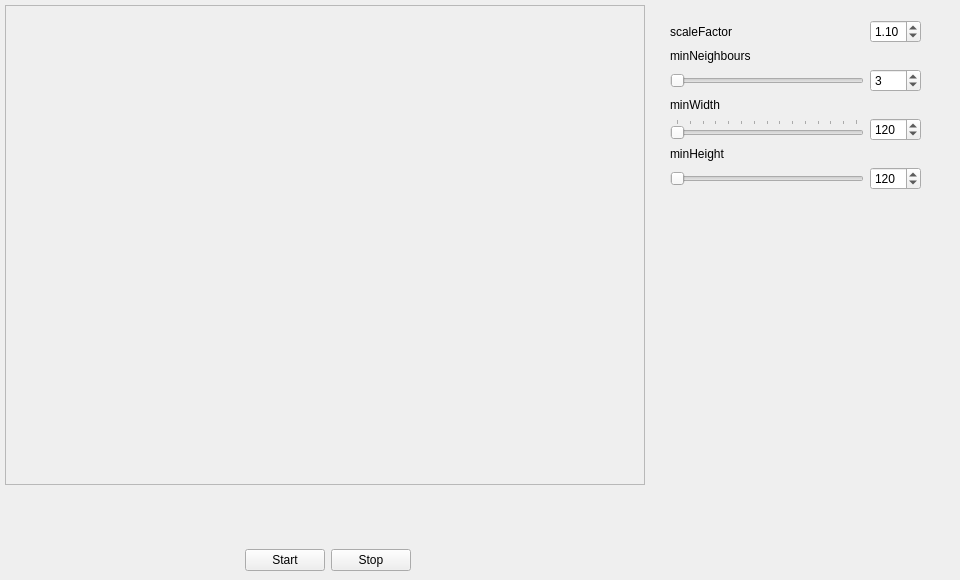
Old version of the form geyetracker.ui in the repository hirikesh/gorgoneye.
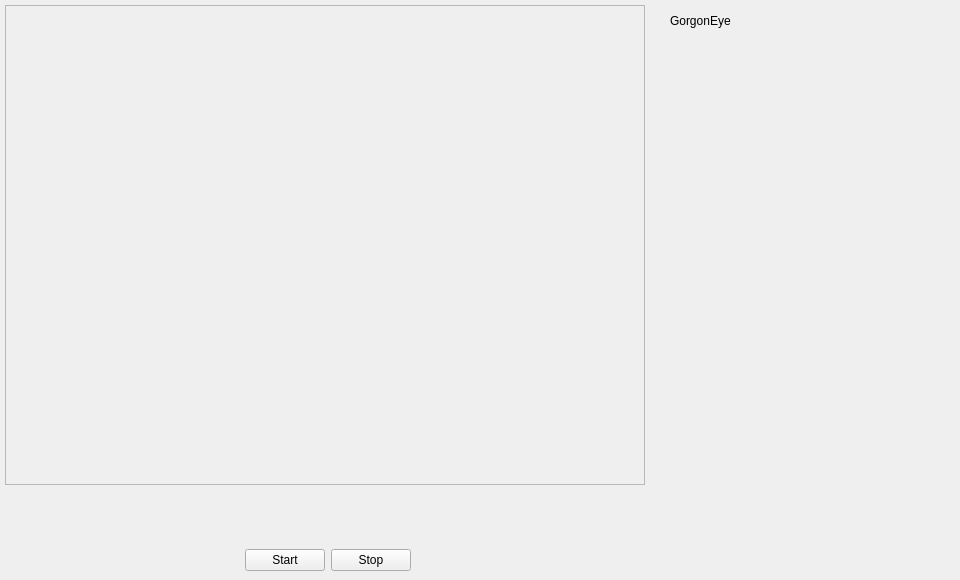
New version of the form.

Commit message: >> removed deprecated UI code >> moved dynamic GUI code into a separate function called createDynamicGUI() >> added parameters that have a float/double value

Diff of the .ui file:
```diff
--- a/geyetracker.ui
+++ b/geyetracker.ui
@@ -129,171 +129,25 @@
    <property name="geometry">
     <rect>
      <x>670</x>
-     <y>20</y>
+     <y>30</y>
      <width>251</width>
-     <height>551</height>
+     <height>521</height>
     </rect>
    </property>
-   <layout class="QVBoxLayout" name="verticalLayout_3">
-    <item>
-     <layout class="QGridLayout" name="gridLayout">
-      <item row="1" column="0">
-       <widget class="QLabel" name="scaleLabel">
-        <property name="text">
-         <string>scaleFactor</string>
-        </property>
-       </widget>
-      </item>
-      <item row="1" column="1">
-       <widget class="QDoubleSpinBox" name="scaleSpinBox">
-        <property name="maximum">
-         <double>3.000000000000000</double>
-        </property>
-        <property name="singleStep">
-         <double>0.100000000000000</double>
-        </property>
-        <property name="value">
-         <double>1.100000000000000</double>
-        </property>
-       </widget>
-      </item>
-      <item row="2" column="0">
-       <widget class="QLabel" name="minNLabel">
-        <property name="enabled">
-         <bool>true</bool>
-        </property>
-        <property name="text">
-         <string>minNeighbours</string>
-        </property>
-       </widget>
-      </item>
-      <item row="3" column="0">
-       <widget class="QSlider" name="minNSlider">
-        <property name="minimum">
-         <number>1</number>
-        </property>
-        <property name="maximum">
-         <number>5</number>
-        </property>
-        <property name="orientation">
-         <enum>Qt::Horizontal</enum>
-        </property>
-       </widget>
-      </item>
-      <item row="3" column="1">
-       <widget class="QSpinBox" name="minNSpinBox">
-        <property name="minimum">
-         <number>1</number>
-        </property>
-        <property name="maximum">
-         <number>5</number>
-        </property>
-        <property name="value">
-         <number>3</number>
-        </property>
-       </widget>
-      </item>
-      <item row="5" column="0">
-       <widget class="QLabel" name="widthLabel">
-        <property name="text">
-         <string>minWidth</string>
-        </property>
-       </widget>
-      </item>
-      <item row="6" column="0">
-       <widget class="QSlider" name="widthSlider">
-        <property name="minimum">
-         <number>20</number>
-        </property>
-        <property name="maximum">
-         <number>160</number>
-        </property>
-        <property name="singleStep">
-         <number>10</number>
-        </property>
-        <property name="orientation">
-         <enum>Qt::Horizontal</enum>
-        </property>
-        <property name="tickPosition">
-         <enum>QSlider::TicksAbove</enum>
-        </property>
-        <property name="tickInterval">
-         <number>10</number>
-        </property>
-       </widget>
-      </item>
-      <item row="6" column="1">
-       <widget class="QSpinBox" name="widthSpinBox">
-        <property name="enabled">
-         <bool>true</bool>
-        </property>
-        <property name="minimum">
-         <number>20</number>
-        </property>
-        <property name="maximum">
-         <number>160</number>
-        </property>
-        <property name="value">
-         <number>120</number>
-        </property>
-       </widget>
-      </item>
-      <item row="8" column="0">
-       <widget class="QLabel" name="heightLabel">
-        <property name="text">
-         <string>minHeight</string>
-        </property>
-       </widget>
-      </item>
-      <item row="9" column="0">
-       <widget class="QSlider" name="heightSlider">
-        <property name="minimum">
-         <number>20</number>
-        </property>
-        <property name="maximum">
-         <number>160</number>
-        </property>
-        <property name="orientation">
-         <enum>Qt::Horizontal</enum>
-        </property>
-       </widget>
-      </item>
-      <item row="9" column="1">
-       <widget class="QSpinBox" name="heightSpinBox">
-        <property name="minimum">
-         <number>20</number>
-        </property>
-        <property name="maximum">
-         <number>160</number>
-        </property>
-        <property name="value">
-         <number>120</number>
-        </property>
-       </widget>
-      </item>
-     </layout>
-    </item>
-    <item>
-     <spacer name="verticalSpacer_2">
-      <property name="orientation">
-       <enum>Qt::Vertical</enum>
-      </property>
-      <property name="sizeHint" stdset="0">
-       <size>
-        <width>20</width>
-        <height>40</height>
-       </size>
-      </property>
-     </spacer>
-    </item>
-    <item>
-     <layout class="QVBoxLayout" name="paramLayout">
-      <property name="sizeConstraint">
-       <enum>QLayout::SetFixedSize</enum>
-      </property>
-     </layout>
-    </item>
-   </layout>
+   <layout class="QVBoxLayout" name="sideLayout"/>
+  </widget>
+  <widget class="QLabel" name="title">
+   <property name="geometry">
+    <rect>
+     <x>670</x>
+     <y>10</y>
+     <width>249</width>
+     <height>21</height>
+    </rect>
+   </property>
+   <property name="text">
+    <string>GorgonEye</string>
+   </property>
   </widget>
  </widget>
  <resources/>
```
Left out of the diff: 8 changed lines with no effect on the pictures. The commit also changes 9 other files.
